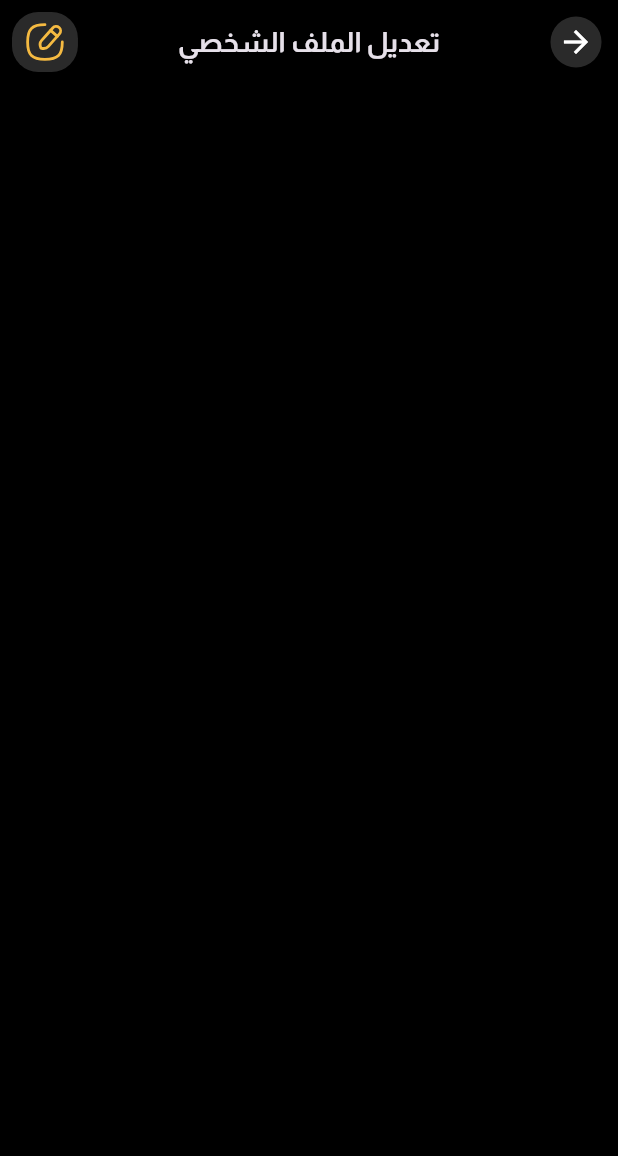
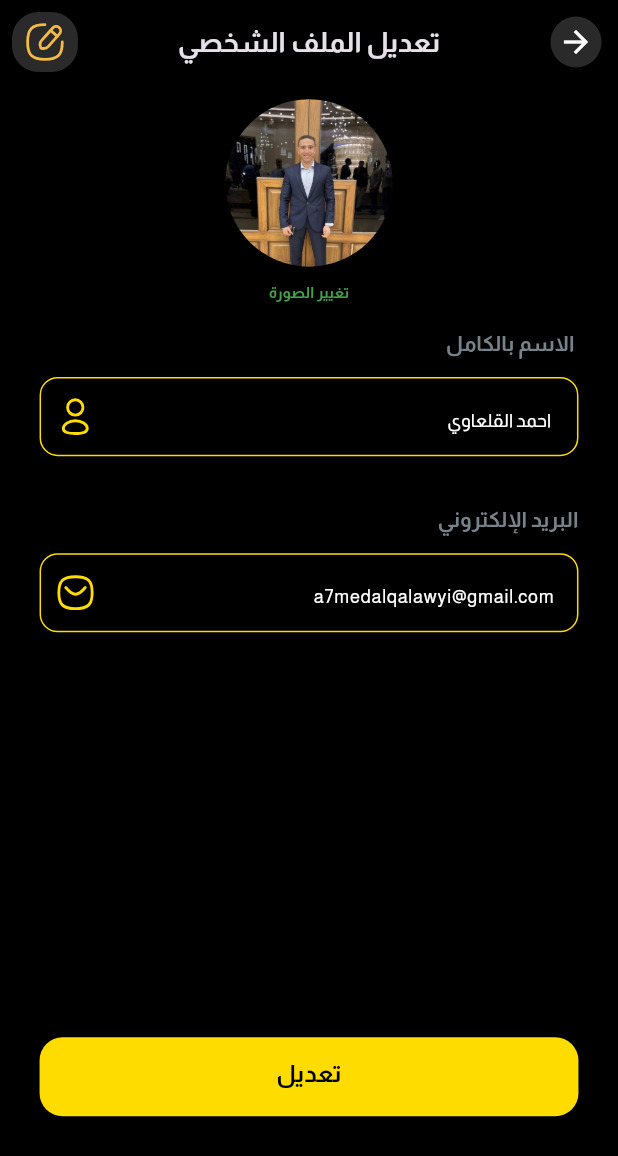
Before and after one commit to a7medAlqal3awyi/black-store-app, a Flutter app: the EditProfileScreen screen opened directly, on a phone screen of 412 x 824 dp. Shown: the top 1156 px of the screen. Run offline on Flutter 3.47's test engine with Material 3 defaults, Android fonts, the phone set to English and light mode, and no system bars; our stand-ins replace flutter_screenutil, flutter_svg.

Commit message:
finish edit profile screen

```diff
--- a/lib/core/utils/app_constants.dart
+++ b/lib/core/utils/app_constants.dart
@@ -73,7 +73,9 @@ class AppConstants {
   static String aboutApp = "عن التطبيق";
   static String mainCurrency = "العملة الاساسية";
   static String setting = "الاعدادات";
+  static String edit = "تعديل";
   static String logOut = "تسجيل الخروج";
+  static String changephoto = "تغيير الصورة";
   static String resend = "إعادة الإرسال (42 ثانية)";
   static String otpMessage =
       " سنرسل رمز OTP إلى بريدك الإلكتروني للأمان عند نسيان كلمة المرور الخاصة بك ";
--- a/lib/presentation/screens/profile/edit_profile_screen.dart
+++ b/lib/presentation/screens/profile/edit_profile_screen.dart
@@ -5,7 +5,9 @@ import 'package:the_black_store/core/styles/app_styles.dart';
 import 'package:the_black_store/core/utils/app_constants.dart';
 import 'package:the_black_store/core/utils/routes.dart';
 
+import '../../widgets/input_field_of_edit_profile.dart';
 import '../../widgets/leading_app_bar.dart';
+import '../../widgets/my_button.dart';
 
 class EditProfileScreen extends StatelessWidget {
   const EditProfileScreen({super.key});
@@ -18,7 +20,6 @@ class EditProfileScreen extends StatelessWidget {
         centerTitle: true,
         backgroundColor: Colors.black,
         leading: LeadingAppBar(
-
           onTap: () {
             context.pop(context);
           },
@@ -44,6 +45,61 @@ class EditProfileScreen extends StatelessWidget {
           )
         ],
       ),
+      body: Padding(
+        padding: EdgeInsets.symmetric(horizontal: 24.w),
+        child: ListView(
+          children: [
+            SizedBox(
+              height: 10.h,
+            ),
+            Container(
+              width: 110.w,
+              height: 110.h,
+              clipBehavior: Clip.antiAlias,
+              decoration: const BoxDecoration(
+                shape: BoxShape.circle,
+              ),
+              child: Center(
+                child: Image.asset(
+                  "assets/images/ahmed_suit.jpg",
+                  fit: BoxFit.cover,
+                ),
+              ),
+            ),
+            SizedBox(
+              height: 10.h,
+            ),
+            Text(
+              textAlign: TextAlign.center,
+              AppConstants.changephoto,
+              style: TextStyle(
+                  fontSize: 10.sp,
+                  fontWeight: FontWeight.w700,
+                  fontFamily: fontFamily,
+                  color: const Color(0xFF43A048)),
+            ),
+            InputFiledOfEditScreen(
+              title: AppConstants.fullName,
+              hint: AppConstants.myName,
+              iconPath: "assets/icons/yellowProfile.svg",
+            ),
+            InputFiledOfEditScreen(
+              title: AppConstants.email,
+              hint: AppConstants.myEmail,
+              iconPath: "assets/icons/yellowMessage.svg",
+            ),
+            SizedBox(
+              height: 240.h,
+            ),
+            ButtonWithOnlyText(
+              color: primary,
+              text: AppConstants.edit,
+              textColor: Colors.black,
+            ),
+
+          ],
+        ),
+      ),
     );
   }
 }
--- /dev/null
+++ b/lib/presentation/widgets/input_field_of_edit_profile.dart
@@ -0,0 +1,73 @@
+import 'package:flutter/material.dart';
+import 'package:flutter_screenutil/flutter_screenutil.dart';
+import 'package:flutter_svg/svg.dart';
+
+import '../../core/styles/app_styles.dart';
+import '../../core/utils/app_constants.dart';
+
+class InputFiledOfEditScreen extends StatelessWidget {
+  const InputFiledOfEditScreen(
+      {super.key,
+      required this.title,
+      required this.hint,
+      required this.iconPath});
+
+  final String title;
+  final String hint;
+  final String iconPath;
+
+  @override
+  Widget build(BuildContext context) {
+    return Padding(
+      padding: EdgeInsets.symmetric(vertical: 16.h),
+      child: Column(
+        crossAxisAlignment: CrossAxisAlignment.start,
+        children: [
+          Text(
+            title,
+            style: AppConstants.titleStyle
+                .copyWith(color: const Color(0xFF78828A)),
+          ),
+          SizedBox(
+            height: 12.h,
+          ),
+          SizedBox(
+            height: 52.h,
+            child: TextFormField(
+              keyboardType: TextInputType.text,
+              onTapOutside: (event) {
+                FocusManager.instance.primaryFocus?.unfocus();
+              },
+              autofocus: false,
+              cursorColor: Colors.grey[100],
+              decoration: InputDecoration(
+                hintText: hint,
+                suffixIcon: Padding(
+                  padding: const EdgeInsets.all(10.0),
+                  child: SvgPicture.asset(
+                      iconPath),
+                ),
+                hintStyle:
+                    AppConstants.smallStyle.copyWith(color: Colors.white),
+                focusedBorder: OutlineInputBorder(
+                  borderRadius: BorderRadius.circular(11.w),
+                  borderSide: BorderSide(
+                    color: primary,
+                    width: 1,
+                  ),
+                ),
+                enabledBorder: OutlineInputBorder(
+                  borderRadius: BorderRadius.circular(11.w),
+                  borderSide: BorderSide(
+                    color: primary,
+                    width: 1,
+                  ),
+                ),
+              ),
+            ),
+          )
+        ],
+      ),
+    );
+  }
+}
```
Also changed, not shown: assets/icons/yellowMessage.svg (added), assets/icons/yellowProfile.svg (added).
